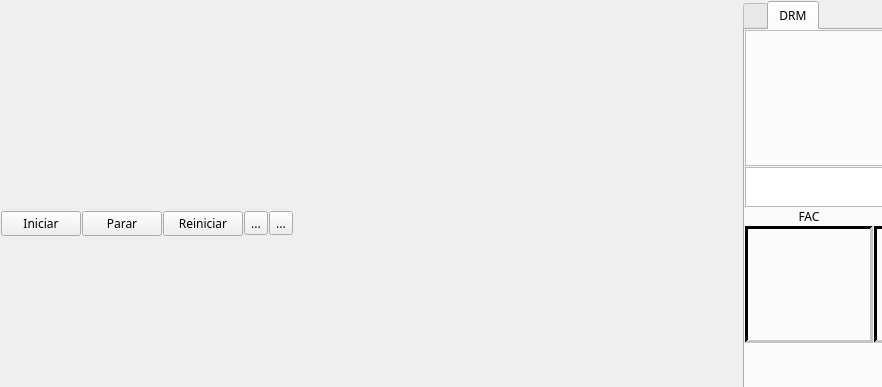
Before: the Qt Designer form qsstv/qsstv/mainwidgets/rxwidget.ui in rafael2k/fonias_digital, drawn with Qt 5; both pictures show x 0 to 882 and y 0 to 387 of the 1004 by 660 pixel window.
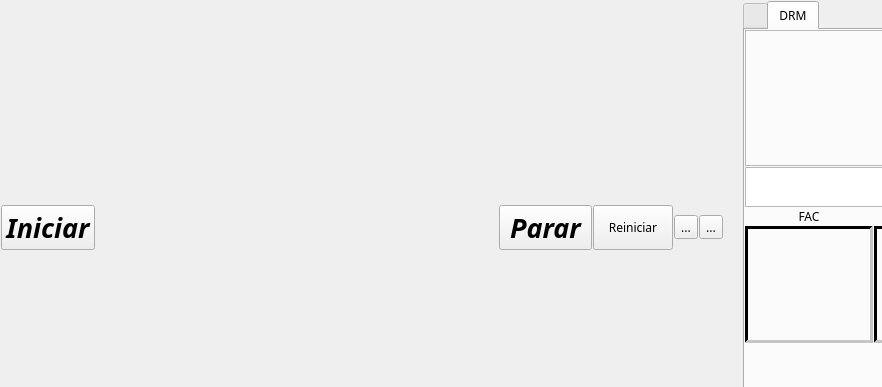
After: the same form once the commit is applied. Icons and pictures are not drawn. Custom widgets are drawn as their Qt base class.

Commit message: Advancing with bonitizing the interface.

Patch:
```diff
--- a/qsstv/qsstv/mainwidgets/rxwidget.ui
+++ b/qsstv/qsstv/mainwidgets/rxwidget.ui
@@ -67,6 +67,14 @@
              <verstretch>0</verstretch>
             </sizepolicy>
            </property>
+           <property name="font">
+            <font>
+             <pointsize>20</pointsize>
+             <weight>75</weight>
+             <italic>true</italic>
+             <bold>true</bold>
+            </font>
+           </property>
            <property name="toolTip">
             <string>Iniciar receptor</string>
            </property>
@@ -82,6 +90,19 @@
            </property>
           </widget>
          </item>
+         <item>
+          <spacer name="horizontalSpacer">
+           <property name="orientation">
+            <enum>Qt::Horizontal</enum>
+           </property>
+           <property name="sizeHint" stdset="0">
+            <size>
+             <width>40</width>
+             <height>20</height>
+            </size>
+           </property>
+          </spacer>
+         </item>
          <item>
           <widget class="QPushButton" name="stopToolButton">
            <property name="sizePolicy">
@@ -90,6 +111,14 @@
              <verstretch>0</verstretch>
             </sizepolicy>
            </property>
+           <property name="font">
+            <font>
+             <pointsize>20</pointsize>
+             <weight>75</weight>
+             <italic>true</italic>
+             <bold>true</bold>
+            </font>
+           </property>
            <property name="toolTip">
             <string>Parar receptor</string>
            </property>
@@ -97,7 +126,7 @@
             <string>Parar receptor</string>
            </property>
            <property name="text">
-            <string>Parar</string>
+            <string> Parar </string>
            </property>
            <property name="icon">
             <iconset resource="../qsstv.qrc">
@@ -162,19 +191,6 @@
            </property>
           </widget>
          </item>
-         <item>
-          <spacer name="horizontalSpacer">
-           <property name="orientation">
-            <enum>Qt::Horizontal</enum>
-           </property>
-           <property name="sizeHint" stdset="0">
-            <size>
-             <width>40</width>
-             <height>20</height>
-            </size>
-           </property>
-          </spacer>
-         </item>
         </layout>
        </item>
        <item>
```
Left out of the diff: 53 changed lines with no effect on the pictures. Lines whose indentation alone changed are shown as unchanged. The commit also changes 4 other files.
